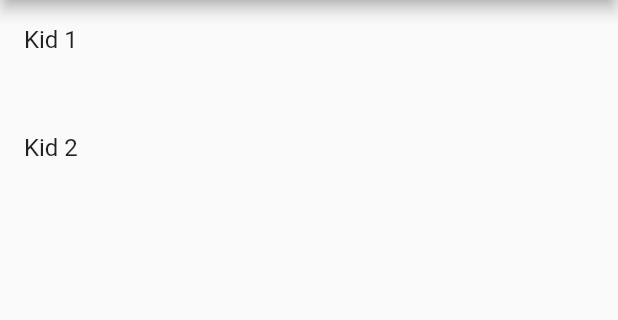
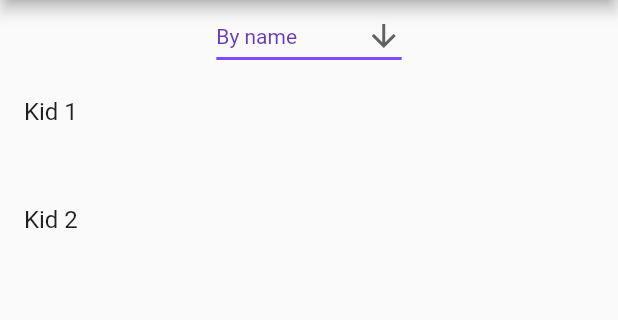
Before and after one commit to jerolimov/how-old-app, a Flutter app: the screen it shows after launch, on a phone screen of 412 x 824 dp, the part 84-404 px from its top. Run offline on Flutter 3.47's test engine with Material 2 defaults, Android fonts, the phone set to English and light mode, and no system bars; missing offline and left inert: duration.

Commit message:
Add dropdown to switch between display formats

```diff
--- a/lib/home_page.dart
+++ b/lib/home_page.dart
@@ -3,27 +3,119 @@ import 'package:howold/data.dart';
 
 import 'package:duration/duration.dart';
 
-class HomePage extends StatelessWidget {
+enum Display {
+  ByName,
+  ByBirth,
+  ByNextBirthday,
+}
+
+class HomePage extends StatefulWidget {
   const HomePage({Key? key}) : super(key: key);
+
+  @override
+  State<HomePage> createState() => _HomePageState();
+}
+
+class _HomePageState extends State<HomePage> {
+  Display display = Display.ByName;
 
   @override
   Widget build(BuildContext context) {
     DateTime now = DateTime.now();
 
+    var orderedKids = kids;
+    if (display == Display.ByName) {
+      orderedKids.sort((kid1, kid2) => kid1.name.compareTo(kid2.name));
+    } else if (display == Display.ByBirth) {
+      orderedKids.sort((kid1, kid2) => kid1.birth.compareTo(kid2.birth));
+    } else if (display == Display.ByNextBirthday) {
+      orderedKids.sort((kid1, kid2) {
+        var birthday1 = DateTime(now.year, kid1.birth.month, kid1.birth.day);
+        if (birthday1.isBefore(now)) {
+          birthday1 = DateTime(now.year + 1, kid1.birth.month, kid1.birth.day);
+        }
+        var birthday2 = DateTime(now.year, kid2.birth.month, kid2.birth.day);
+        if (birthday2.isBefore(now)) {
+          birthday2 = DateTime(now.year + 1, kid2.birth.month, kid2.birth.day);
+        }
+        return birthday1.compareTo(birthday2);
+      });
+    }
+
     return Scaffold(
       appBar: AppBar(
         title: const Text("How old are you?"),
       ),
-      body: ListView.builder(
-        itemCount: kids.length,
-        itemBuilder: (context, index) {
-          final kid = kids[index];
-          String age = prettyDuration(now.difference(kid.birth), tersity: DurationTersity.day);
-          return ListTile(
-            title: Text(kid.name),
-            subtitle: Text(age),
-          );
-        },
+      body: Column(
+        children: [
+          DropdownButton<Display>(
+            value: display,
+            icon: const Icon(Icons.arrow_downward),
+            iconSize: 24,
+            elevation: 16,
+            style: const TextStyle(color: Colors.deepPurple),
+            underline: Container(
+              height: 2,
+              color: Colors.deepPurpleAccent,
+            ),
+            onChanged: (Display? newValue) {
+              setState(() {
+                display = newValue!;
+              });
+            },
+            items: [
+              const DropdownMenuItem<Display>(
+                value: Display.ByName,
+                child: Text("By name"),
+              ),
+              const DropdownMenuItem<Display>(
+                value: Display.ByBirth,
+                child: Text("By birth"),
+              ),
+              const DropdownMenuItem<Display>(
+                value: Display.ByNextBirthday,
+                child: Text("By next birthday"),
+              ),
+            ],
+          ),
+          Expanded(
+            child: ListView.builder(
+              itemCount: orderedKids.length,
+              itemBuilder: (context, index) {
+                final kid = orderedKids[index];
+
+                if (display == Display.ByNextBirthday) {
+
+                  var birthday = DateTime(now.year, kid.birth.month, kid.birth.day);
+                  if (birthday.isBefore(now)) {
+                    birthday = DateTime(now.year + 1, kid.birth.month, kid.birth.day);
+                  }
+                  // I know that this needs a formatter later...
+                  var prettyDate = '${birthday.day}.${birthday.month}. ';
+                  prettyDate += prettyDuration(now.difference(birthday), tersity: DurationTersity.day);
+
+                  return ListTile(
+                    title: Text(kid.name),
+                    subtitle: Text(prettyDate),
+                  );
+                } else {
+                  var age = now.difference(kid.birth);
+                  String prettyAge = '';
+                  if (age.inDays > 365) {
+                    prettyAge = (age.inDays / 365).floor().toString() + ' years ';
+                    // I know that this is not correct, but works for the moment
+                    age = Duration(days: (age.inDays.toDouble() - 365.25 * (age.inDays / 365).floorToDouble()).toInt());
+                  }
+                  prettyAge += prettyDuration(age, tersity: DurationTersity.day);
+                  return ListTile(
+                    title: Text(kid.name),
+                    subtitle: Text(prettyAge),
+                  );
+                }
+              },
+            ),
+          ),
+        ],
       ),
 
       // floatingActionButton: FloatingActionButton(
```
